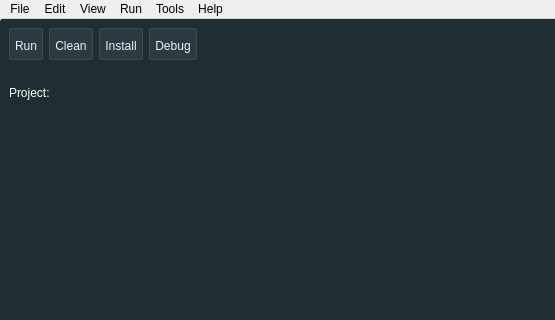
Old version of the form ui_files/nebula.ui in the repository atillaozbiyik/nebula; both pictures show x 0 to 555 and y 0 to 320 of the 800 by 600 pixel window.
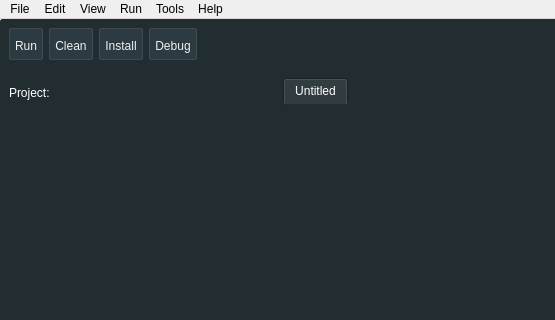
New version of the form. Icons and pictures are not drawn.

Diff of the .ui file:
```diff
--- a/ui_files/nebula.ui
+++ b/ui_files/nebula.ui
@@ -292,7 +292,17 @@
       <property name="title">
        <string/>
       </property>
-      <layout class="QGridLayout" name="gridLayout"/>
+      <layout class="QGridLayout" name="gridLayout">
+       <item row="0" column="0">
+        <widget class="QTabWidget" name="tabWidget">
+         <widget class="QWidget" name="tab1">
+          <attribute name="title">
+           <string>Untitled</string>
+          </attribute>
+         </widget>
+        </widget>
+       </item>
+      </layout>
      </widget>
     </item>
     <item row="2" column="0" colspan="3">
```
